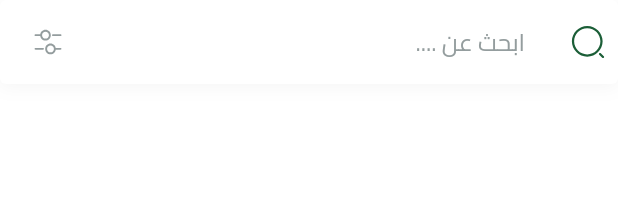
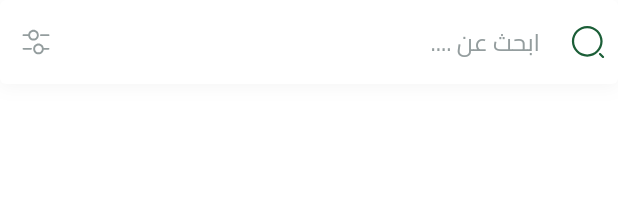
Before and after one commit to samir-227/Pure_Harvest_e_commerce, a Flutter app: the CustomSearchBar widget shown alone on an empty page, opened directly, on a phone screen of 412 x 824 dp. Shown: the top 219 px of the screen. Run offline on Flutter 3.47's test engine with Material 3 defaults, Android fonts, the phone set to English and light mode, and no system bars; our stand-ins replace bloc, cloud_firestore, dartz, dots_indicator, equatable, firebase_auth and 11 more; missing offline and left inert: flutter_facebook_auth; accounts and stored records are empty; network calls fail; project files that could hold a hidden picture were left out.

Commit message:
create best selling grid and refactor the dimensions of search bar

```diff
--- a/lib/core/constants/app_images.dart
+++ b/lib/core/constants/app_images.dart
@@ -43,4 +43,10 @@ class AppImages {
   static const String imagesSplashViewDarkTheme = "assets/images/splash_view_dark_theme.png";
 
   static const String imagesSplashViewLightTheme = "assets/images/splash_view_light_theme.png";
+
+  static const String imagesStrawberryTestImage = "assets/images/strawberry_test_image.png";
+
+  static const String imagesWatermelon = "assets/images/watermelon.svg";
+
+  static const String imagesWatermelonTestImage = "assets/images/watermelon_test_image.png";
 }
--- a/lib/core/theming/colors.dart
+++ b/lib/core/theming/colors.dart
@@ -9,13 +9,13 @@ class LightThemeColors {
   static const Color textPrimary =
       Color(0xFF0C0D0D); // Grayscale/950 for main text
   static const Color textSecondary =
-      Color(0xFF949D9E); // Grayscale/500 for hints
+      Color(0xFFF3F5F7); // Grayscale/500 for hints
   static const Color secondaryContainer =
       Color(0xFFF4A91F); // Orange/500 for banners
   static const Color error = Color(0xFFEB5757); // Error states
   static const Color onPrimary = Color(0xffFFFFFF); // Text on primary
   static const Color onSecondary =
-      Color(0xff4E5556); // Text on secondary like icons or buttons
+      Color(0xffF3F5F7); // Text on secondary like icons or buttons
   static const Color onError = Colors.white; // Text on error
   static const Color onSurface = Color(0xFFFFFFFF); // Main text
   static const Color onBackground = Color(0xFFFFFFFF); // Text on background
--- a/lib/features/home/presentation/view/widgets/custom_search_bar.dart
+++ b/lib/features/home/presentation/view/widgets/custom_search_bar.dart
@@ -21,6 +21,7 @@ class CustomSearchBar extends StatelessWidget {
         ],
       ),
       child: TextField(
+        keyboardType: TextInputType.text,
         decoration: InputDecoration(
           filled: true,
           fillColor: Colors.white,
@@ -28,22 +29,18 @@ class CustomSearchBar extends StatelessWidget {
           hintText: S.of(context).searchBarHintText,
           hintStyle: TextStyles.regular16,
           prefixIcon: Padding(
-            padding: const EdgeInsets.only(left: 26, right: 8),
+            padding: const EdgeInsets.only(left: 16, right: 8),
             child: SizedBox(
               child: SvgPicture.asset(
                 AppImages.imagesSearchIcon,
               ),
-              width: 24,
             ),
           ),
-          suffixIcon: Padding(
-            padding: const EdgeInsets.only(left: 16),
-            child: SizedBox(
-              width: 20,
-              child: SvgPicture.asset(
-                AppImages.imagesFilter,
-                fit: BoxFit.scaleDown,
-              ),
+          suffixIcon: SizedBox(
+            width: 20,
+            child: SvgPicture.asset(
+              AppImages.imagesFilter,
+              fit: BoxFit.scaleDown,
             ),
           ),
         ),
--- a/lib/features/home/presentation/view/widgets/featured_item_button.dart
+++ b/lib/features/home/presentation/view/widgets/featured_item_button.dart
@@ -25,8 +25,9 @@ class FeaturedItemButton extends StatelessWidget {
       onPressed: () {},
       child: Text(
         'تسوق الآن',
-        style:
-            TextStyles.bold13.copyWith(color: colors.primary),
+        style: TextStyles.bold13.copyWith(
+          color: colors.primary,
+        ),
       ),
     );
   }
```
Also changed, not shown: lib/core/widgets/product_item.dart (added, +88 -0 lines), lib/features/home/presentation/view/widgets/best_selling_grid_view.dart (added, +20 -0 lines), lib/features/home/presentation/view/widgets/featured_item.dart (+7 -7 lines), lib/features/home/presentation/view/widgets/featured_list_of_item.dart (added, +21 -0 lines), lib/features/home/presentation/view/widgets/main_view_body.dart (+9 -3 lines), assets/images/strawberry_test_image.png (added), assets/images/watermelon.svg (added), assets/images/watermelon_test_image.png (added), 4 other files.
